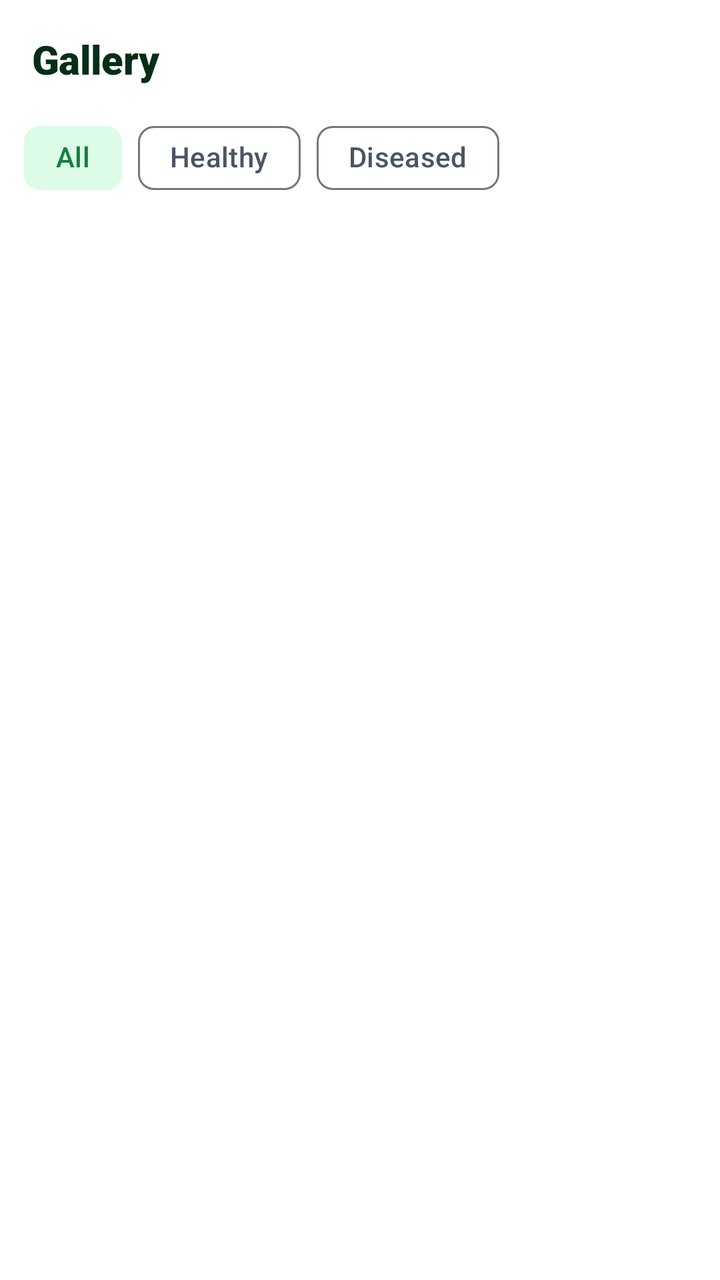
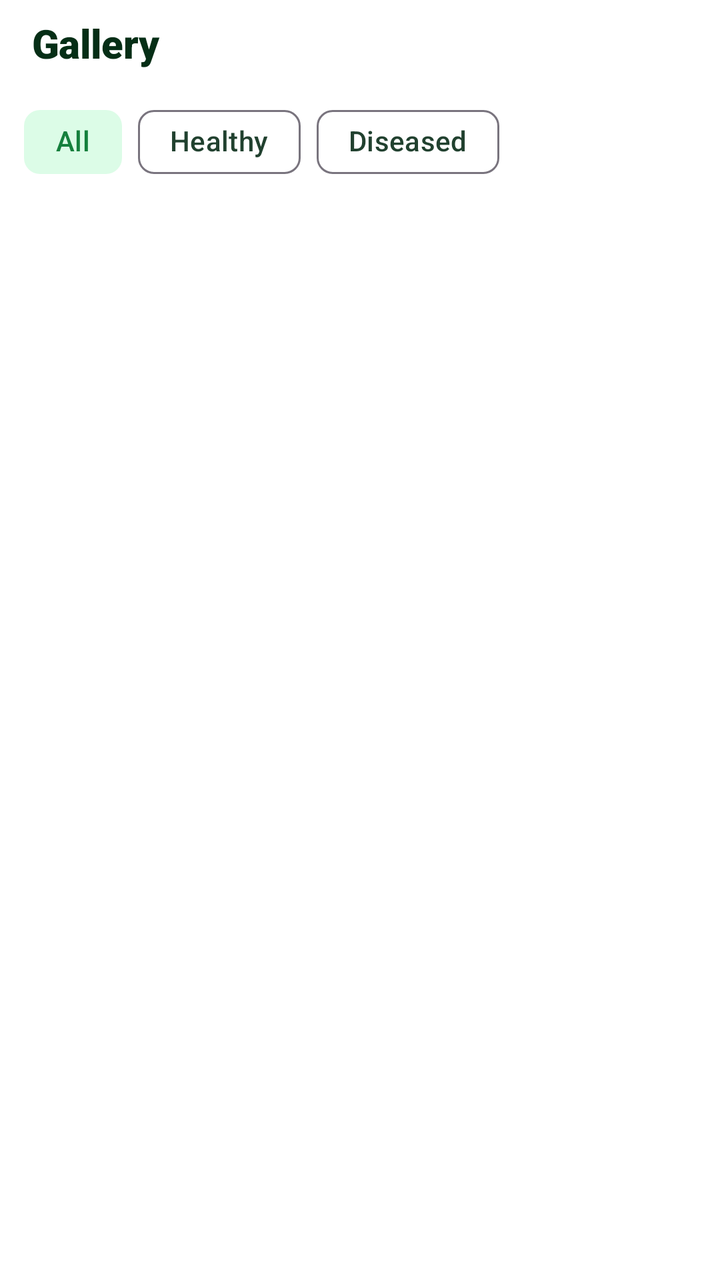

Compare the two renders of this Android layout. The source of the first and the diff that turns it into the second are given below.
<!-- AndroidManifest.xml: application theme Theme.PlantDiseases -->
<!-- res/layout/fragment_gallery.xml -->
<?xml version="1.0" encoding="utf-8"?>
<LinearLayout
    android:id="@+id/gallery_root"
    xmlns:android="http://schemas.android.com/apk/res/android"
    xmlns:app="http://schemas.android.com/apk/res-auto"
    xmlns:tools="http://schemas.android.com/tools"
    android:layout_width="match_parent"
    android:layout_height="match_parent"
    android:orientation="vertical"
    android:background="@color/background">

    
    <LinearLayout
        android:layout_width="match_parent"
        android:layout_height="wrap_content"
        android:orientation="horizontal"
        android:gravity="center_vertical"
        android:paddingHorizontal="@dimen/content_gutter"
        android:paddingTop="@dimen/space_lg">

        <TextView
            android:layout_width="0dp"
            android:layout_height="wrap_content"
            android:layout_weight="1"
            android:text="@string/tab_gallery"
            android:textColor="@color/on_surface"
            android:textSize="@dimen/text_title"
            android:fontFamily="sans-serif-black"
            android:letterSpacing="-0.01" />

        <ImageButton
            android:id="@+id/btn_clear_history"
            android:layout_width="40dp"
            android:layout_height="40dp"
            android:background="?attr/selectableItemBackgroundBorderless"
            android:src="@drawable/ic_delete"
            app:tint="@color/on_surface"
            android:contentDescription="@string/clear_history"
            android:visibility="gone"
            tools:visibility="visible" />

    </LinearLayout>

    <com.google.android.material.chip.ChipGroup
        android:id="@+id/chip_group_filter"
        android:layout_width="match_parent"
        android:layout_height="wrap_content"
        android:padding="@dimen/space_md"
        app:singleSelection="true"
        app:selectionRequired="true"
        app:chipSpacingHorizontal="@dimen/space_sm">

        <com.google.android.material.chip.Chip
            android:id="@+id/chip_all"
            style="@style/Widget.Material3.Chip.Filter"
            android:layout_width="wrap_content"
            android:layout_height="wrap_content"
            android:text="@string/filter_all"
            android:checked="true"
            app:chipBackgroundColor="@color/chip_bg_color"
            app:checkedIconEnabled="false" />

        <com.google.android.material.chip.Chip
            android:id="@+id/chip_healthy"
            style="@style/Widget.Material3.Chip.Filter"
            android:layout_width="wrap_content"
            android:layout_height="wrap_content"
            android:text="@string/filter_healthy"
            app:chipBackgroundColor="@color/chip_bg_color"
            app:checkedIconEnabled="false" />

        <com.google.android.material.chip.Chip
            android:id="@+id/chip_diseased"
            style="@style/Widget.Material3.Chip.Filter"
            android:layout_width="wrap_content"
            android:layout_height="wrap_content"
            android:text="@string/filter_diseased"
            app:chipBackgroundColor="@color/chip_bg_color"
            app:checkedIconEnabled="false" />

    </com.google.android.material.chip.ChipGroup>

    <FrameLayout
        android:layout_width="match_parent"
        android:layout_height="match_parent">

        <androidx.recyclerview.widget.RecyclerView
            android:id="@+id/rv_gallery"
            android:layout_width="match_parent"
            android:layout_height="match_parent"
            android:clipToPadding="false"
            android:padding="@dimen/space_sm" />

        <com.facebook.shimmer.ShimmerFrameLayout
            android:id="@+id/shimmer_layout"
            android:layout_width="match_parent"
            android:layout_height="match_parent"
            android:padding="@dimen/space_sm"
            android:visibility="gone"
            app:shimmer_auto_start="true"
            app:shimmer_base_color="@color/shimmer_base"
            app:shimmer_highlight_color="@color/shimmer_highlight"
            app:shimmer_duration="1200">

            <GridLayout
                android:layout_width="match_parent"
                android:layout_height="wrap_content"
                android:columnCount="2"
                android:useDefaultMargins="true">

                <View android:layout_width="0dp" android:layout_height="220dp"
                    android:layout_columnWeight="1" android:layout_margin="@dimen/space_xs"
                    android:background="@drawable/bg_glass_card" />
                <View android:layout_width="0dp" android:layout_height="220dp"
                    android:layout_columnWeight="1" android:layout_margin="@dimen/space_xs"
                    android:background="@drawable/bg_glass_card" />
                <View android:layout_width="0dp" android:layout_height="220dp"
                    android:layout_columnWeight="1" android:layout_margin="@dimen/space_xs"
                    android:background="@drawable/bg_glass_card" />
                <View android:layout_width="0dp" android:layout_height="220dp"
                    android:layout_columnWeight="1" android:layout_margin="@dimen/space_xs"
                    android:background="@drawable/bg_glass_card" />
                <View android:layout_width="0dp" android:layout_height="220dp"
                    android:layout_columnWeight="1" android:layout_margin="@dimen/space_xs"
                    android:background="@drawable/bg_glass_card" />
                <View android:layout_width="0dp" android:layout_height="220dp"
                    android:layout_columnWeight="1" android:layout_margin="@dimen/space_xs"
                    android:background="@drawable/bg_glass_card" />

            </GridLayout>

        </com.facebook.shimmer.ShimmerFrameLayout>

        <LinearLayout
            android:id="@+id/empty_state_layout"
            android:layout_width="wrap_content"
            android:layout_height="wrap_content"
            android:layout_gravity="center"
            android:gravity="center"
            android:orientation="vertical"
            android:visibility="gone">

            <com.airbnb.lottie.LottieAnimationView
                android:id="@+id/lottie_empty"
                android:layout_width="180dp"
                android:layout_height="180dp"
                app:lottie_rawRes="@raw/empty_plants"
                app:lottie_autoPlay="true"
                app:lottie_loop="true" />

            <TextView
                android:id="@+id/tv_empty_title"
                android:layout_width="wrap_content"
                android:layout_height="wrap_content"
                android:layout_marginTop="@dimen/space_md"
                android:text="@string/empty_gallery"
                android:textColor="@color/on_surface"
                android:textSize="@dimen/text_headline"
                android:fontFamily="sans-serif-black"
                android:letterSpacing="-0.02" />

            <TextView
                android:id="@+id/tv_empty_hint"
                android:layout_width="wrap_content"
                android:layout_height="wrap_content"
                android:layout_marginTop="@dimen/space_sm"
                android:text="@string/empty_gallery_hint"
                android:textColor="@color/on_surface_secondary"
                android:textSize="@dimen/text_body"
                android:gravity="center" />

            <com.google.android.material.button.MaterialButton
                android:id="@+id/btn_first_scan"
                android:layout_width="wrap_content"
                android:layout_height="wrap_content"
                android:layout_marginTop="@dimen/space_xl"
                android:text="@string/first_scan_cta"
                app:icon="@drawable/ic_scan"
                app:iconGravity="textStart" />

        </LinearLayout>

        <LinearLayout
            android:id="@+id/filter_empty_layout"
            android:layout_width="wrap_content"
            android:layout_height="wrap_content"
            android:layout_gravity="center"
            android:gravity="center"
            android:orientation="vertical"
            android:paddingHorizontal="@dimen/space_3xl"
            android:visibility="gone">

            <ImageView
                android:layout_width="80dp"
                android:layout_height="80dp"
                android:src="@drawable/ic_plant_placeholder"
                android:contentDescription="@string/empty_gallery"
                app:tint="@color/primary_variant" />

            <TextView
                android:id="@+id/tv_filter_empty"
                android:layout_width="wrap_content"
                android:layout_height="wrap_content"
                android:layout_marginTop="@dimen/space_lg"
                android:text="@string/filter_empty_hint"
                android:textColor="@color/on_surface_secondary"
                android:textSize="@dimen/text_body"
                android:gravity="center" />

        </LinearLayout>

    </FrameLayout>

</LinearLayout>
<!-- resources referenced by this layout -->
<resources>
  <color name="background">#FFFFFF</color>
  <color name="on_surface">#052E16</color>
  <color name="on_surface_secondary">#4B5563</color>
  <color name="primary_variant">#22C55E</color>
  <color name="shimmer_base">#E5E7EB</color>
  <color name="shimmer_highlight">#F9FAFB</color>
  <dimen name="content_gutter">16dp</dimen>
  <dimen name="space_3xl">32dp</dimen>
  <dimen name="space_lg">16dp</dimen>
  <dimen name="space_md">12dp</dimen>
  <dimen name="space_sm">8dp</dimen>
  <dimen name="space_xl">20dp</dimen>
  <dimen name="space_xs">4dp</dimen>
  <dimen name="text_body">14sp</dimen>
  <dimen name="text_headline">24sp</dimen>
  <dimen name="text_title">20sp</dimen>
  <string name="empty_gallery">No scans yet</string>
  <string name="filter_all">All</string>
  <string name="filter_diseased">Diseased</string>
  <string name="filter_empty_hint">Nothing in this category yet. Keep scanning — your green shelf is growing!</string>
  <string name="filter_healthy">Healthy</string>
  <string name="tab_gallery">Gallery</string>
  <style name="Theme.PlantDiseases" parent="Theme.Material3.DayNight.NoActionBar">
          <item name="colorPrimary">@color/primary</item>
          <item name="colorPrimaryDark">@color/primary_dark</item>
          <item name="colorOnPrimary">@color/on_primary</item>
          <item name="colorPrimaryContainer">@color/primary_light</item>
          <item name="colorOnPrimaryContainer">@color/primary_dark</item>
          <item name="colorSecondary">@color/secondary</item>
          <item name="colorOnSecondary">@color/on_secondary</item>
          <item name="colorSecondaryContainer">@color/primary_light</item>
          <item name="colorOnSecondaryContainer">@color/primary_dark</item>
          <item name="android:colorBackground">@color/background</item>
          
          <item name="android:windowBackground">@color/background</item>
          
          <item name="android:windowAnimationStyle">@style/App.Animation.Navigation</item>
          <item name="colorSurface">@color/surface</item>
          <item name="colorSurfaceVariant">@color/surface_variant</item>
          <item name="colorOnSurface">@color/on_surface</item>
          <item name="colorOnSurfaceVariant">@color/on_surface_secondary</item>
          
          <item name="colorSurfaceContainerLow">@color/surface_container_low</item>
          <item name="colorSurfaceContainer">@color/surface_container</item>
          <item name="colorSurfaceContainerHigh">@color/surface_container_high</item>
          <item name="colorSurfaceContainerHighest">@color/surface_container_highest</item>
          <item name="colorSurfaceContainerLowest">@color/surface_container_lowest</item>
          
          <item name="android:statusBarColor">@android:color/transparent</item>
          <item name="android:windowLightStatusBar">false</item>
          <item name="android:navigationBarColor">@color/background</item>
  
          
          <item name="appBarLayoutStyle">@style/Widget.Material3.AppBarLayout</item>
  
          
          <item name="materialButtonStyle">@style/App.Button.Filled</item>
          <item name="floatingActionButtonStyle">@style/App.FAB</item>
          <item name="extendedFloatingActionButtonStyle">@style/App.FAB.Extended</item>
      </style>
  <color name="surface">#FFFFFF</color>
  <dimen name="radius_lg">22dp</dimen>
  <color name="primary">#16A34A</color>
  <color name="primary_dark">#15803D</color>
  <color name="on_primary">#FFFFFF</color>
  <color name="primary_light">#DCFCE7</color>
  <color name="secondary">#4ADE80</color>
  <color name="on_secondary">#052E16</color>
  <color name="surface_variant">#F0FDF4</color>
  <color name="surface_container_low">#F4FBF6</color>
  <color name="surface_container">#ECF7F0</color>
  <color name="surface_container_high">#F7FBF8</color>
  <dimen name="space_2xl">24dp</dimen>
  <!-- unchanged entries left out for length: 14 -->
</resources>

<!-- the commit's change to res/layout/fragment_gallery.xml (unified diff, before → after) -->
@@ -16,7 +16,7 @@
         android:orientation="horizontal"
         android:gravity="center_vertical"
         android:paddingHorizontal="@dimen/content_gutter"
-        android:paddingTop="@dimen/space_lg">
+        android:paddingTop="@dimen/space_sm">
 
         <TextView
             android:layout_width="0dp"
@@ -165,7 +165,7 @@
                 android:layout_height="wrap_content"
                 android:layout_marginTop="@dimen/space_sm"
                 android:text="@string/empty_gallery_hint"
-                android:textColor="@color/on_surface_secondary"
+                android:textColor="@color/on_surface"
                 android:textSize="@dimen/text_body"
                 android:gravity="center" />
 
@@ -203,7 +203,7 @@
                 android:layout_height="wrap_content"
                 android:layout_marginTop="@dimen/space_lg"
                 android:text="@string/filter_empty_hint"
-                android:textColor="@color/on_surface_secondary"
+                android:textColor="@color/on_surface"
                 android:textSize="@dimen/text_body"
                 android:gravity="center" />
 
<!-- resource entries referenced after the edit -->
@@ -2,7 +2,7 @@
 <resources>
   <color name="background">#FFFFFF</color>
   <color name="on_surface">#052E16</color>
-  <color name="on_surface_secondary">#4B5563</color>
+  <color name="on_surface_secondary">#21412F</color>
   <color name="primary_variant">#22C55E</color>
   <color name="shimmer_base">#E5E7EB</color>
   <color name="shimmer_highlight">#F9FAFB</color>
@@ -19,7 +19,7 @@
   <string name="empty_gallery">No scans yet</string>
   <string name="filter_all">All</string>
   <string name="filter_diseased">Diseased</string>
-  <string name="filter_empty_hint">Nothing in this category yet. Keep scanning — your green shelf is growing!</string>
+  <string name="filter_empty_hint">Nothing in this category yet. Keep scanning - your green shelf is growing!</string>
   <string name="filter_healthy">Healthy</string>
   <string name="tab_gallery">Gallery</string>
   <style name="Theme.PlantDiseases" parent="Theme.Material3.DayNight.NoActionBar">
@@ -42,6 +42,8 @@
           <item name="colorOnSurface">@color/on_surface</item>
           <item name="colorOnSurfaceVariant">@color/on_surface_secondary</item>
           
+          <item name="android:textColorSecondary">@color/on_surface_secondary</item>
+          
           <item name="colorSurfaceContainerLow">@color/surface_container_low</item>
           <item name="colorSurfaceContainer">@color/surface_container</item>
           <item name="colorSurfaceContainerHigh">@color/surface_container_high</item>
@@ -49,8 +51,10 @@
           <item name="colorSurfaceContainerLowest">@color/surface_container_lowest</item>
           
           <item name="android:statusBarColor">@android:color/transparent</item>
-          <item name="android:windowLightStatusBar">false</item>
+          
+          <item name="android:windowLightStatusBar">true</item>
           <item name="android:navigationBarColor">@color/background</item>
+          <item name="android:windowLightNavigationBar">true</item>
   
           
           <item name="appBarLayoutStyle">@style/Widget.Material3.AppBarLayout</item>
